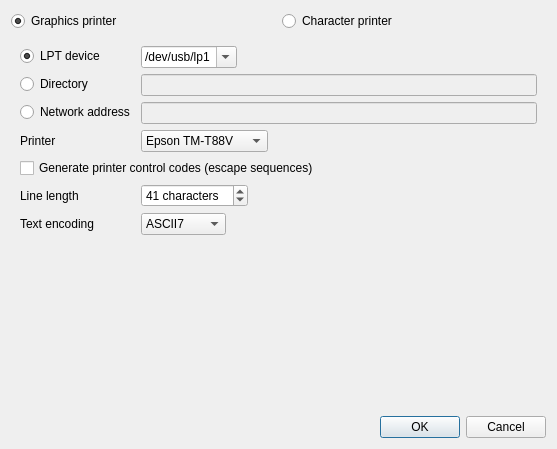
Old version of the form quickevent/app/plugins/qml/Receipts/src/receiptsprinteroptionsdialog.ui in the repository Quick-Event/quickbox.
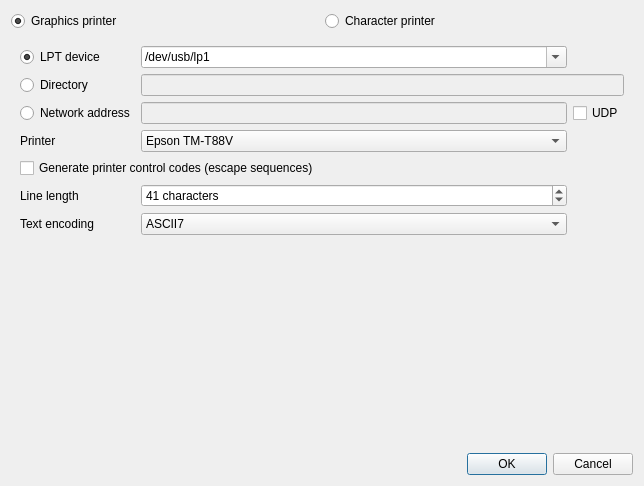
New version of the form. The open tabs and pages were chosen to show the change. Icons and pictures are not drawn.

Patch:
```diff
--- a/quickevent/app/plugins/qml/Receipts/src/receiptsprinteroptionsdialog.ui
+++ b/quickevent/app/plugins/qml/Receipts/src/receiptsprinteroptionsdialog.ui
@@ -6,8 +6,8 @@
    <rect>
     <x>0</x>
     <y>0</y>
-    <width>557</width>
-    <height>449</height>
+    <width>644</width>
+    <height>486</height>
    </rect>
   </property>
   <property name="windowTitle">
@@ -62,16 +62,44 @@
       </layout>
      </widget>
      <widget class="QWidget" name="pgCharacterPrinter">
-      <layout class="QFormLayout" name="formLayout_4">
-       <property name="fieldGrowthPolicy">
-        <enum>QFormLayout::ExpandingFieldsGrow</enum>
-       </property>
-       <property name="labelAlignment">
-        <set>Qt::AlignLeading|Qt::AlignLeft|Qt::AlignVCenter</set>
-       </property>
-       <property name="formAlignment">
-        <set>Qt::AlignLeading|Qt::AlignLeft|Qt::AlignTop</set>
-       </property>
+      <layout class="QGridLayout" name="gridLayout">
+       <item row="7" column="0">
+        <widget class="QLabel" name="label_4">
+         <property name="sizePolicy">
+          <sizepolicy hsizetype="Maximum" vsizetype="Preferred">
+           <horstretch>0</horstretch>
+           <verstretch>0</verstretch>
+          </sizepolicy>
+         </property>
+         <property name="text">
+          <string>Text encoding</string>
+         </property>
+        </widget>
+       </item>
+       <item row="7" column="1">
+        <widget class="QComboBox" name="cbxCharacterPrinterCodec">
+         <item>
+          <property name="text">
+           <string>ASCII7</string>
+          </property>
+         </item>
+         <item>
+          <property name="text">
+           <string>cp1250</string>
+          </property>
+         </item>
+         <item>
+          <property name="text">
+           <string>iso8859-2</string>
+          </property>
+         </item>
+         <item>
+          <property name="text">
+           <string>utf8</string>
+          </property>
+         </item>
+        </widget>
+       </item>
        <item row="0" column="0">
         <widget class="QRadioButton" name="btCharacterPrinterLPT">
          <property name="enabled">
@@ -85,6 +113,20 @@
          </property>
         </widget>
        </item>
+       <item row="2" column="0">
+        <widget class="QRadioButton" name="btCharacterPrinterNetwork">
+         <property name="text">
+          <string>Network address</string>
+         </property>
+        </widget>
+       </item>
+       <item row="5" column="0" colspan="2">
+        <widget class="QCheckBox" name="chkCharacterPrinterGenerateControlCodes">
+         <property name="text">
+          <string>Generate printer control codes (escape sequences)</string>
+         </property>
+        </widget>
+       </item>
        <item row="0" column="1">
         <widget class="QComboBox" name="cbxCharacterPrinterDevice">
          <property name="toolTip">
@@ -120,6 +162,20 @@
          </item>
         </widget>
        </item>
+       <item row="4" column="1">
+        <widget class="QComboBox" name="cbxCharacterPrinterModel">
+         <item>
+          <property name="text">
+           <string>Epson TM-T88V</string>
+          </property>
+         </item>
+         <item>
+          <property name="text">
+           <string>Epson TM-U220B</string>
+          </property>
+         </item>
+        </widget>
+       </item>
        <item row="1" column="0">
         <widget class="QRadioButton" name="btCharacterPrinterDirectory">
          <property name="text">
@@ -127,28 +183,7 @@
          </property>
         </widget>
        </item>
-       <item row="1" column="1">
-        <widget class="QLineEdit" name="edCharacterPrinterDirectory">
-         <property name="enabled">
-          <bool>false</bool>
-         </property>
-        </widget>
-       </item>
-       <item row="2" column="0">
-        <widget class="QRadioButton" name="btCharacterPrinterNetwork">
-         <property name="text">
-          <string>Network address</string>
-         </property>
-        </widget>
-       </item>
-       <item row="2" column="1">
-        <widget class="QLineEdit" name="edCharacterPrinterAddress">
-         <property name="enabled">
-          <bool>false</bool>
-         </property>
-        </widget>
-       </item>
-       <item row="9" column="0">
+       <item row="6" column="0">
         <widget class="QLabel" name="label">
          <property name="sizePolicy">
           <sizepolicy hsizetype="Maximum" vsizetype="Preferred">
@@ -161,7 +196,7 @@
          </property>
         </widget>
        </item>
-       <item row="9" column="1">
+       <item row="6" column="1">
         <widget class="QSpinBox" name="edCharacterPrinterLineLength">
          <property name="suffix">
           <string> characters</string>
@@ -174,14 +209,7 @@
          </property>
         </widget>
        </item>
-       <item row="7" column="0" colspan="2">
-        <widget class="QCheckBox" name="chkCharacterPrinterGenerateControlCodes">
-         <property name="text">
-          <string>Generate printer control codes (escape sequences)</string>
-         </property>
-        </widget>
-       </item>
-       <item row="6" column="0">
+       <item row="4" column="0">
         <widget class="QLabel" name="label_3">
          <property name="sizePolicy">
           <sizepolicy hsizetype="Maximum" vsizetype="Preferred">
@@ -194,55 +222,25 @@
          </property>
         </widget>
        </item>
-       <item row="6" column="1">
-        <widget class="QComboBox" name="cbxCharacterPrinterModel">
-         <item>
-          <property name="text">
-           <string>Epson TM-T88V</string>
-          </property>
-         </item>
-         <item>
-          <property name="text">
-           <string>Epson TM-U220B</string>
-          </property>
-         </item>
+       <item row="2" column="1">
+        <widget class="QLineEdit" name="edCharacterPrinterUrl">
+         <property name="enabled">
+          <bool>false</bool>
+         </property>
         </widget>
        </item>
-       <item row="10" column="0">
-        <widget class="QLabel" name="label_4">
-         <property name="sizePolicy">
-          <sizepolicy hsizetype="Maximum" vsizetype="Preferred">
-           <horstretch>0</horstretch>
-           <verstretch>0</verstretch>
-          </sizepolicy>
-         </property>
+       <item row="2" column="2">
+        <widget class="QCheckBox" name="chkCharacterPrinterUdpProtocol">
          <property name="text">
-          <string>Text encoding</string>
+          <string>UDP</string>
          </property>
         </widget>
        </item>
-       <item row="10" column="1">
-        <widget class="QComboBox" name="cbxCharacterPrinterCodec">
-         <item>
-          <property name="text">
-           <string>ASCII7</string>
-          </property>
-         </item>
-         <item>
-          <property name="text">
-           <string>cp1250</string>
-          </property>
-         </item>
-         <item>
-          <property name="text">
-           <string>iso8859-2</string>
-          </property>
-         </item>
-         <item>
-          <property name="text">
-           <string>utf8</string>
-          </property>
-         </item>
+       <item row="1" column="1" colspan="2">
+        <widget class="QLineEdit" name="edCharacterPrinterDirectory">
+         <property name="enabled">
+          <bool>false</bool>
+         </property>
         </widget>
        </item>
       </layout>
```
Left out of the diff: 2 changed lines with no effect on the pictures.
